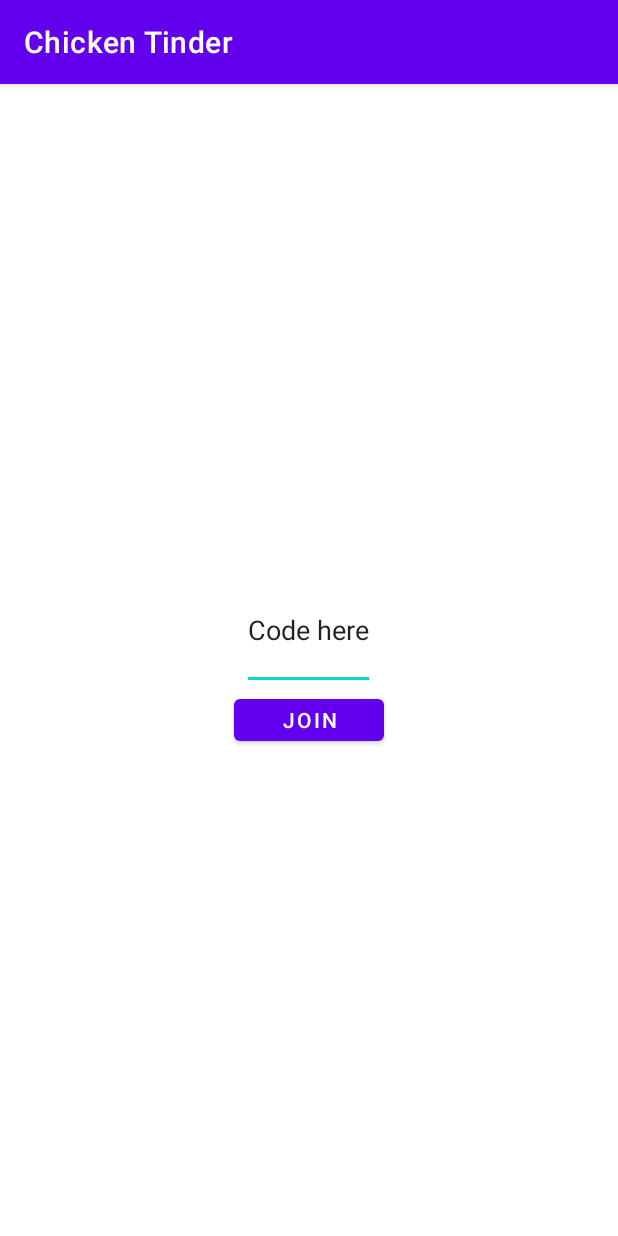
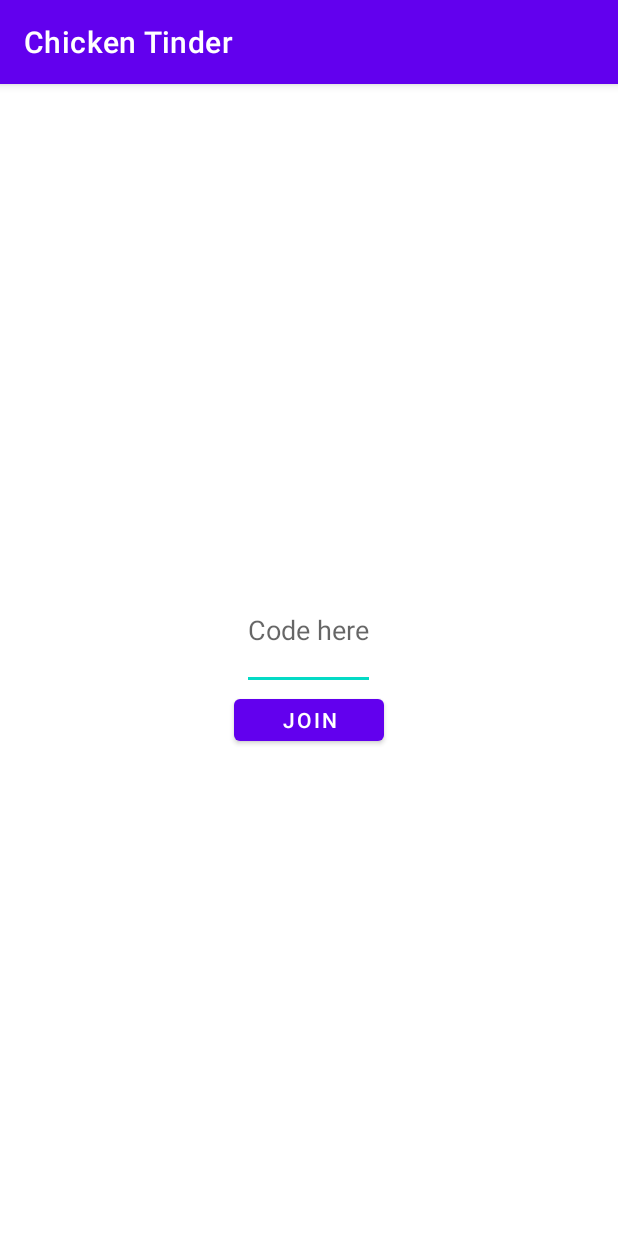
Before and after one commit to johncedrichizon/ChickenTinder, an Android app: the join_page screen opened directly, with no data from a screen before it, on a phone screen of 412 x 824 dp. Run offline under Robolectric (Android 15) with nearby library versions, the phone set to English and light mode, and no system bars.

Commit message:
replaced edit text join from text to hint

```diff
--- a/app/src/main/res/layout/activity_join_page.xml
+++ b/app/src/main/res/layout/activity_join_page.xml
@@ -12,7 +12,7 @@
         android:layout_width="wrap_content"
         android:layout_height="80dp"
         android:layout_gravity="center"
-        android:text="Code here"
+        android:hint="Code here"
         android:inputType="number">
 
     </EditText>
```
